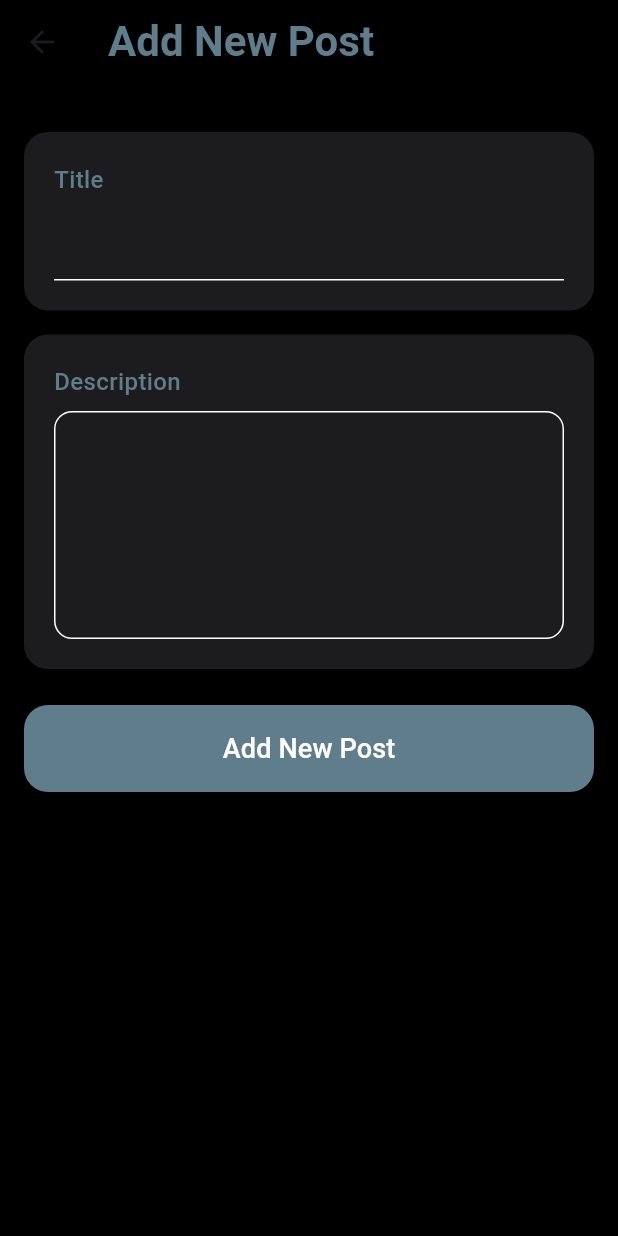
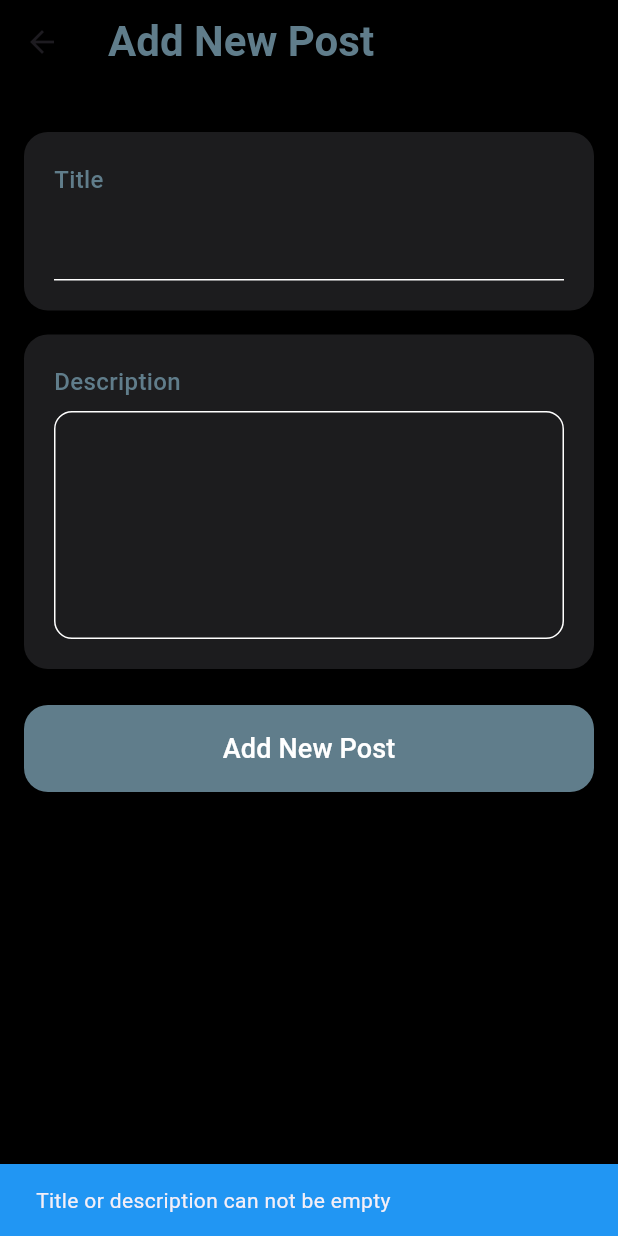
Before and after one commit to Mazene-ZERGUINE/FLUTTER_CC1, a Flutter app: the PostDetailsScreen screen opened directly, after a tap on "Add New Post", on a phone screen of 412 x 824 dp. Run offline on Flutter 3.47's test engine with Material 3 defaults, Android fonts, the phone set to English and light mode, and no system bars; our stand-ins replace bloc, flutter_bloc.

Commit message:
project v1

```diff
--- /dev/null
+++ b/lib/core/utils/snackbar_utils.dart
@@ -0,0 +1,11 @@
+import 'package:flutter/material.dart';
+
+void showSnackBar(BuildContext context, String message,
+    {Color backgroundColor = Colors.blue}) {
+  ScaffoldMessenger.of(context).showSnackBar(
+    SnackBar(
+      content: Text(message),
+      backgroundColor: backgroundColor,
+    ),
+  );
+}
--- a/lib/ui/screens/post_details_screen.dart
+++ b/lib/ui/screens/post_details_screen.dart
@@ -1,10 +1,14 @@
 import 'package:flutter/material.dart';
 import 'package:flutter_bloc/flutter_bloc.dart';
+import 'package:flutter_cc1/core/utils/snackbar_utils.dart';
+import 'package:flutter_cc1/ui/blocs/posts_bloc/posts_bloc.dart';
 
+import '../../models/post.model.dart';
 import '../blocs/posts_details_bloc/post_details_bloc.dart';
 
 class PostDetailsScreen extends StatefulWidget {
   final int? postId;
+
   const PostDetailsScreen({super.key, this.postId});
 
   @override
@@ -35,6 +39,31 @@ class _PostDetailsScreenState extends State<PostDetailsScreen> {
     super.dispose();
   }
 
+  void _createOrUpdatePost() {
+    final title = _titleController.text.trim();
+    final description = _descriptionController.text.trim();
+
+    if (title.isEmpty || description.isEmpty) {
+      showSnackBar(context, 'Title or description can not be empty');
+      return;
+    }
+    if (widget.postId == null) {
+      context.read<PostDetailsBloc>().add(
+            CreateNewPost(
+              newPost: PostModel(title: title, description: description),
+            ),
+          );
+    } else {
+      context.read<PostDetailsBloc>().add(
+            UpdatePost(
+              postId: widget.postId!,
+              title: title,
+              description: description,
+            ),
+          );
+    }
+  }
+
   @override
   Widget build(BuildContext context) {
     return Scaffold(
@@ -60,7 +89,8 @@ class _PostDetailsScreenState extends State<PostDetailsScreen> {
                 } else if (state is PostDetailsLoadedSuccess) {
                   final post = state.post;
                   _titleController = TextEditingController(text: post.title);
-            _descriptionController = TextEditingController(text: post.description);
+                  _descriptionController =
+                      TextEditingController(text: post.description);
                   return _buildForm();
                 } else if (state is PostDetailsLoadedError) {
                   return Center(
@@ -81,6 +111,20 @@ class _PostDetailsScreenState extends State<PostDetailsScreen> {
     );
   }
 
+  Widget _buildWrapper({required Widget child}) {
+    return Card(
+      color: const Color(0xFF1C1C1E),
+      shape: RoundedRectangleBorder(borderRadius: BorderRadius.circular(16)),
+      elevation: 4,
+      margin: EdgeInsets.zero,
+      child: Padding(
+        padding: const EdgeInsets.all(20),
+        child: child,
+      ),
+    );
+  }
+
+  @override
   Widget _buildForm() {
     return SingleChildScrollView(
       padding: const EdgeInsets.all(16),
@@ -173,10 +217,28 @@ class _PostDetailsScreenState extends State<PostDetailsScreen> {
             ),
           ),
           const SizedBox(height: 24),
-          SizedBox(
+          BlocConsumer<PostDetailsBloc, PostDetailsState>(
+            listener: (context, state) {
+              if (state is PostCreatedSuccess || state is PostUpdatedSuccess) {
+                String message = state is PostCreatedSuccess
+                    ? 'Post created successfully!'
+                    : 'Post updated successfully!';
+                showSnackBar(context, message);
+                Navigator.pushNamed(context, '/');
+                context.read<PostsBloc>().add(LoadPosts());
+              } else if (state is PostCreatedError ||
+                  state is PostUpdatedError) {
+                showSnackBar(context, 'Error occured ',
+                    backgroundColor: Colors.red);
+              }
+            },
+            builder: (context, state) {
+              return SizedBox(
                 width: double.infinity,
                 child: ElevatedButton(
-              onPressed: () {},
+                  onPressed: () {
+                    _createOrUpdatePost();
+                  },
                   style: ElevatedButton.styleFrom(
                     backgroundColor: Colors.blueGrey,
                     shape: RoundedRectangleBorder(
@@ -189,22 +251,11 @@ class _PostDetailsScreenState extends State<PostDetailsScreen> {
                     style: const TextStyle(fontSize: 18, color: Colors.white),
                   ),
                 ),
+              );
+            },
           ),
         ],
       ),
     );
   }
-
-  Widget _buildWrapper({required Widget child}) {
-    return Card(
-      color: const Color(0xFF1C1C1E),
-      shape: RoundedRectangleBorder(borderRadius: BorderRadius.circular(16)),
-      elevation: 4,
-      margin: EdgeInsets.zero,
-      child: Padding(
-        padding: const EdgeInsets.all(20),
-        child: child,
-      ),
-    );
 }
-}
```
Also changed, not shown: lib/main.dart (+10 -2 lines), lib/ui/screens/posts_screen/post_list_item.dart (+3 -18 lines), lib/ui/screens/posts_screen/posts.screen.dart (+15 -14 lines), 1 other file. Lines whose indentation alone changed are shown as unchanged.
